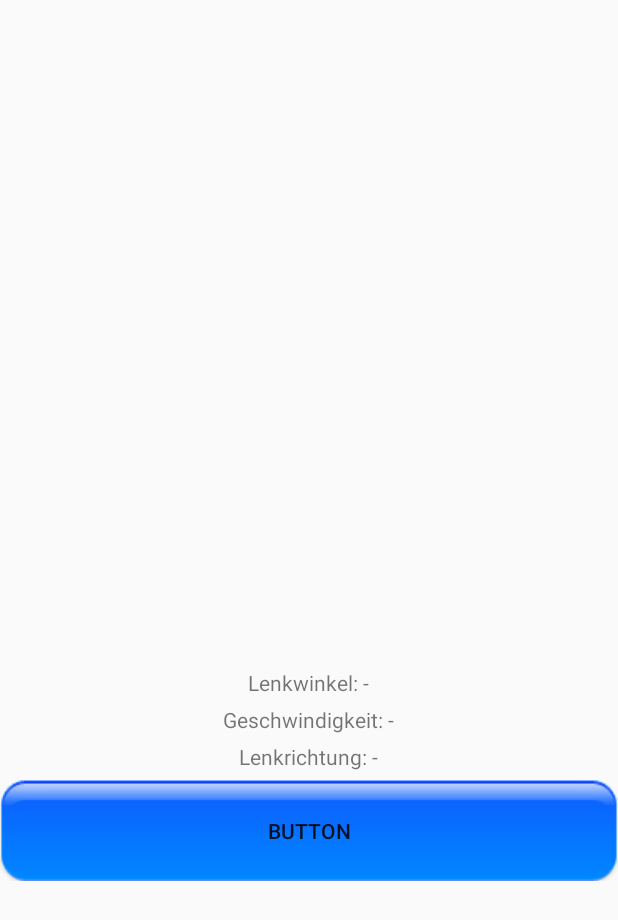
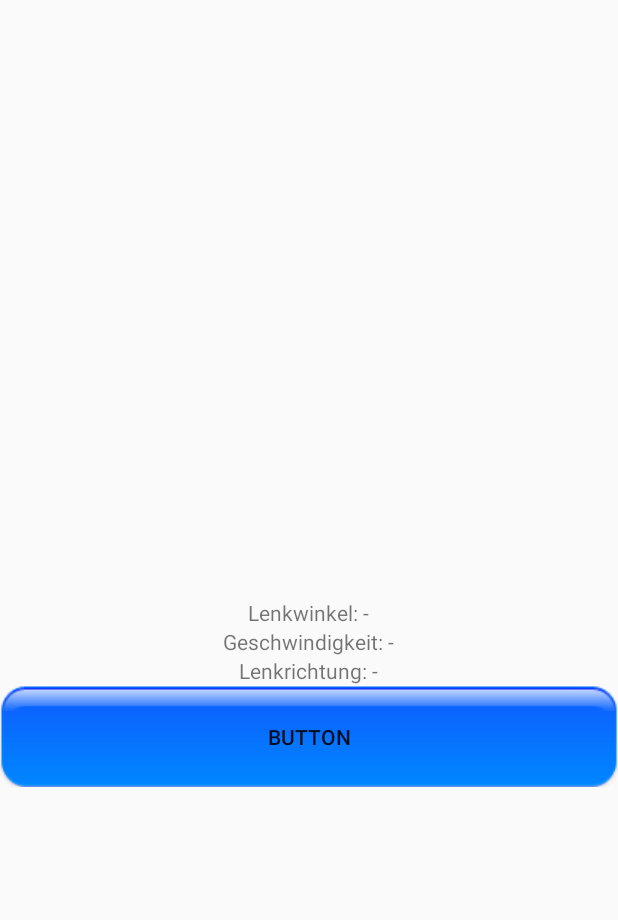
Before and after one commit to Niklas1997Git/Teamprojekt11, an Android app: the layout activity_autonomer_modus.xml on its own in the app's theme, with its tools: preview values and no code run, on a phone screen of 412 x 824 dp. Shown: the top 920 px of the screen. Run offline under Robolectric (Android 15) with nearby library versions, the phone set to English and light mode, and no system bars.

Commit message:
aktuelle Version

```diff
--- a/Teamprojekt/app/src/main/java/com/example/teamprojekt/AutonomerModusActivity.java
+++ b/Teamprojekt/app/src/main/java/com/example/teamprojekt/AutonomerModusActivity.java
@@ -37,7 +37,7 @@ public class AutonomerModusActivity extends AppCompatActivity {
         anzahlBilder = saveClass.getAnzahlBilder();
 
         cameraBildFramelayout = findViewById((R.id.frameLayoutAutonom));
-        capturePreview = findViewById(R.id.frameLayoutPreview);
+        //capturePreview = findViewById(R.id.);
         startStopButton = findViewById(R.id.buttonStartStop);
         startStopButton.setText("Start");
 
--- a/Teamprojekt/app/src/main/java/com/example/teamprojekt/FerngesteuerterModusActivity.java
+++ b/Teamprojekt/app/src/main/java/com/example/teamprojekt/FerngesteuerterModusActivity.java
@@ -2,6 +2,7 @@ package com.example.teamprojekt;
 
 import androidx.appcompat.app.AppCompatActivity;
 import android.hardware.Camera;
+import android.os.Build;
 import android.os.Bundle;
 import android.os.Environment;
 import android.os.Handler;
@@ -63,7 +64,9 @@ public class FerngesteuerterModusActivity extends AppCompatActivity {
     protected void onCreate(Bundle savedInstanceState) {
         super.onCreate(savedInstanceState);
         setContentView(R.layout.activity_ferngesteuerter_modus);
-        Objects.requireNonNull(getSupportActionBar()).setTitle("Ferngesteuerter Modus");
+        if (Build.VERSION.SDK_INT >= Build.VERSION_CODES.KITKAT) {
+            Objects.requireNonNull(getSupportActionBar()).setTitle("Ferngesteuerter Modus");
+        }
 
         lenkwinkelText = findViewById(R.id.textView8);
         geschwindigkeitText = findViewById(R.id.textView9);
--- a/Teamprojekt/app/src/main/java/com/example/teamprojekt/HauptmenuActivity.java
+++ b/Teamprojekt/app/src/main/java/com/example/teamprojekt/HauptmenuActivity.java
@@ -7,6 +7,7 @@ import android.os.Bundle;
 import android.view.View;
 
 public class HauptmenuActivity extends AppCompatActivity {
+
 
     @Override
     protected void onCreate(Bundle savedInstanceState) {
--- a/Teamprojekt/app/src/main/java/com/example/teamprojekt/TakePicturesAutonom.java
+++ b/Teamprojekt/app/src/main/java/com/example/teamprojekt/TakePicturesAutonom.java
@@ -49,7 +49,7 @@ public class TakePicturesAutonom {
             //  draw source bitmap into resulting image at given position:
             new Canvas(resultBmp).drawBitmap(bmp, -rect.left, -rect.top, null);
              */
-            autonomerModus.capturePreview.setImageBitmap(rotatedBitmap);
+            //autonomerModus.capturePreview.setImageBitmap(rotatedBitmap);
             camera.startPreview();
         }
     };
--- a/Teamprojekt/app/src/main/res/layout/activity_autonomer_modus.xml
+++ b/Teamprojekt/app/src/main/res/layout/activity_autonomer_modus.xml
@@ -2,64 +2,67 @@
 <LinearLayout xmlns:android="http://schemas.android.com/apk/res/android"
     android:layout_width="match_parent"
     android:layout_height="match_parent"
-    android:gravity="center_horizontal"
-    android:orientation="vertical">
+    android:orientation="vertical"
+    >
+
 
 
     <FrameLayout
-        android:id="@+id/frameLayoutAutonom"
         android:layout_width="240dp"
         android:layout_height="320dp"
-        android:layout_marginTop="40dp">
-
-    </FrameLayout>
-
-    <ImageView
-        android:id="@+id/frameLayoutPreview"
-        android:layout_width="150dp"
-        android:layout_height="60dp">
-
-    </ImageView>
+        android:id="@+id/frameLayoutAutonom"
+        android:layout_marginTop="40dp"
+     />
 
     <LinearLayout
         android:layout_width="match_parent"
         android:layout_height="wrap_content"
-        android:layout_marginTop="20dp"
         android:gravity="center"
         android:orientation="vertical">
+
+        <TextView
+            android:id="@+id/textView2"
+            android:layout_width="wrap_content"
+            android:layout_height="wrap_content"
+            />
+
+        <TextView
+            android:id="@+id/textView5"
+            android:layout_width="wrap_content"
+            android:layout_height="wrap_content"
+            />
 
         <TextView
             android:id="@+id/textView8"
             android:layout_width="wrap_content"
             android:layout_height="wrap_content"
-            android:layout_marginTop="5dp"
-            android:text="@string/Lenkwinkel" />
+            android:text="@string/Lenkwinkel"
+            />
 
         <TextView
             android:id="@+id/textView9"
             android:layout_width="wrap_content"
             android:layout_height="wrap_content"
-            android:layout_marginTop="5dp"
             android:text="@string/Geschwindigkeit" />
 
         <TextView
             android:id="@+id/textView10"
             android:layout_width="wrap_content"
             android:layout_height="wrap_content"
-            android:layout_marginTop="5dp"
             android:text="@string/Lenkrichtung" />
 
         <Button
-            android:id="@+id/buttonStartStop"
             android:layout_width="match_parent"
             android:layout_height="wrap_content"
-            android:layout_marginTop="5dp"
+            android:id="@+id/buttonStartStop"
             android:background="@drawable/option_button"
             android:onClick="startStopFahren"
             android:text="Button" />
 
 
+
     </LinearLayout>
 
 
+
 </LinearLayout>
--- a/Teamprojekt/app/src/main/res/layout/activity_hauptmenu.xml
+++ b/Teamprojekt/app/src/main/res/layout/activity_hauptmenu.xml
@@ -43,7 +43,7 @@
             android:layout_marginLeft="10dp"
             android:layout_marginTop="40dp"
             android:layout_marginRight="10dp"
-            android:layout_marginBottom="20dp"
+            android:layout_marginBottom="30dp"
             android:gravity="center"
             android:orientation="vertical">
 
--- a/Teamprojekt/build.gradle
+++ b/Teamprojekt/build.gradle
@@ -7,7 +7,7 @@ buildscript {
 
     }
     dependencies {
-        classpath 'com.android.tools.build:gradle:3.5.1'
+        classpath 'com.android.tools.build:gradle:3.5.2'
 
         // NOTE: Do not place your application dependencies here; they belong
         // in the individual module build.gradle files
```
